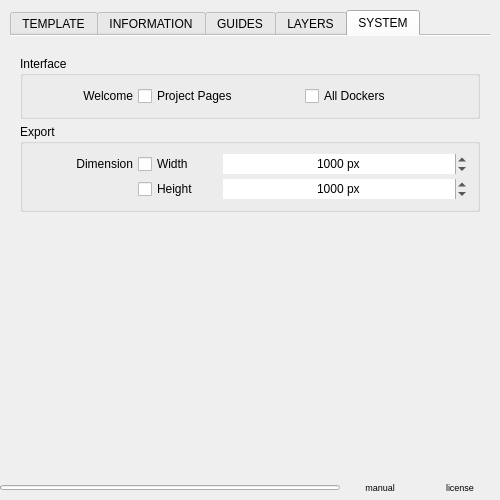
Before: the Qt Designer form project_pages/project_pages_settings.ui in EyeOdin/project_pages, drawn with Qt 5.
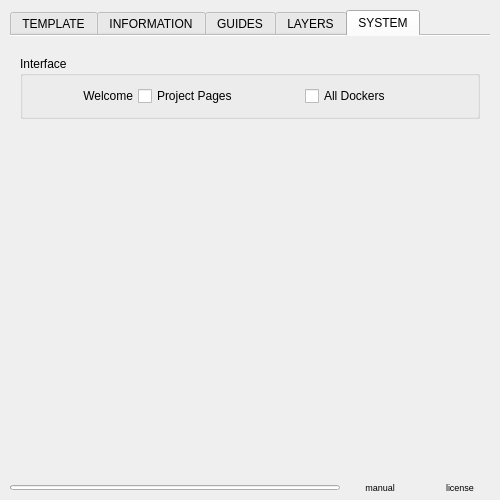
After: the same form once the commit is applied. The open tabs and pages were chosen to show the change.

```diff
--- a/project_pages/project_pages_settings.ui
+++ b/project_pages/project_pages_settings.ui
@@ -3377,164 +3377,6 @@
                 </layout>
                </widget>
               </item>
-              <item>
-               <widget class="QGroupBox" name="group_export">
-                <property name="title">
-                 <string>Export</string>
-                </property>
-                <layout class="QGridLayout" name="group_export_layout">
-                 <property name="leftMargin">
-                  <number>10</number>
-                 </property>
-                 <property name="topMargin">
-                  <number>10</number>
-                 </property>
-                 <property name="rightMargin">
-                  <number>10</number>
-                 </property>
-                 <property name="bottomMargin">
-                  <number>10</number>
-                 </property>
-                 <property name="spacing">
-                  <number>5</number>
-                 </property>
-                 <item row="0" column="0">
-                  <widget class="QLabel" name="export_dimension">
-                   <property name="minimumSize">
-                    <size>
-                     <width>100</width>
-                     <height>20</height>
-                    </size>
-                   </property>
-                   <property name="maximumSize">
-                    <size>
-                     <width>100</width>
-                     <height>20</height>
-                    </size>
-                   </property>
-                   <property name="text">
-                    <string>Dimension</string>
-                   </property>
-                   <property name="alignment">
-                    <set>Qt::AlignRight|Qt::AlignTrailing|Qt::AlignVCenter</set>
-                   </property>
-                  </widget>
-                 </item>
-                 <item row="0" column="2">
-                  <widget class="QSpinBox" name="export_width_value">
-                   <property name="minimumSize">
-                    <size>
-                     <width>0</width>
-                     <height>20</height>
-                    </size>
-                   </property>
-                   <property name="maximumSize">
-                    <size>
-                     <width>16777215</width>
-                     <height>20</height>
-                    </size>
-                   </property>
-                   <property name="frame">
-                    <bool>false</bool>
-                   </property>
-                   <property name="alignment">
-                    <set>Qt::AlignCenter</set>
-                   </property>
-                   <property name="suffix">
-                    <string> px</string>
-                   </property>
-                   <property name="minimum">
-                    <number>1</number>
-                   </property>
-                   <property name="maximum">
-                    <number>16777215</number>
-                   </property>
-                   <property name="value">
-                    <number>1000</number>
-                   </property>
-                  </widget>
-                 </item>
-                 <item row="1" column="2">
-                  <widget class="QSpinBox" name="export_height_value">
-                   <property name="minimumSize">
-                    <size>
-                     <width>0</width>
-                     <height>20</height>
-                    </size>
-                   </property>
-                   <property name="maximumSize">
-                    <size>
-                     <width>16777215</width>
-                     <height>20</height>
-                    </size>
-                   </property>
-                   <property name="frame">
-                    <bool>false</bool>
-                   </property>
-                   <property name="alignment">
-                    <set>Qt::AlignCenter</set>
-                   </property>
-                   <property name="suffix">
-                    <string> px</string>
-                   </property>
-                   <property name="minimum">
-                    <number>1</number>
-                   </property>
-                   <property name="maximum">
-                    <number>16777215</number>
-                   </property>
-                   <property name="value">
-                    <number>1000</number>
-                   </property>
-                  </widget>
-                 </item>
-                 <item row="0" column="1">
-                  <widget class="QCheckBox" name="export_width_state">
-                   <property name="minimumSize">
-                    <size>
-                     <width>80</width>
-                     <height>20</height>
-                    </size>
-                   </property>
-                   <property name="maximumSize">
-                    <size>
-                     <width>80</width>
-                     <height>20</height>
-                    </size>
-                   </property>
-                   <property name="focusPolicy">
-                    <enum>Qt::NoFocus</enum>
-                   </property>
-                   <property name="text">
-                    <string>Width</string>
-                   </property>
-                  </widget>
-                 </item>
-                 <item row="1" column="1">
-                  <widget class="QCheckBox" name="export_height_state">
-                   <property name="minimumSize">
-                    <size>
-                     <width>80</width>
-                     <height>20</height>
-                    </size>
-                   </property>
-                   <property name="maximumSize">
-                    <size>
-                     <width>80</width>
-                     <height>20</height>
-                    </size>
-                   </property>
-                   <property name="focusPolicy">
-                    <enum>Qt::NoFocus</enum>
-                   </property>
-                   <property name="text">
-                    <string>Height</string>
-                   </property>
-                  </widget>
-                 </item>
-                </layout>
-               </widget>
-              </item>
               <item>
                <spacer name="vertical_spacer_system">
                 <property name="focusPolicy">
@@ -3567,6 +3409,9 @@
      <property name="spacing">
       <number>0</number>
      </property>
+     <property name="leftMargin">
+      <number>10</number>
+     </property>
      <property name="bottomMargin">
       <number>5</number>
      </property>
```
Left out of the diff: 2 changed lines with no effect on the pictures.
